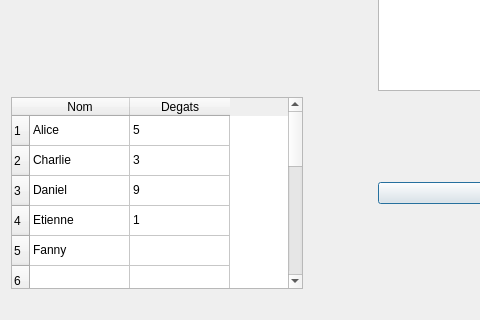
Ehonne/Valeurs-de-Shapley, file Forms/qplayerwindow.ui: the form before one commit; both pictures show x 0 to 480 and y 136 to 456 of the 645 by 456 pixel window.
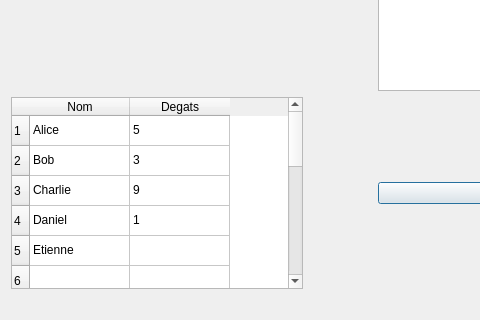
The form after the commit. Icons and pictures are not drawn.

What changed in the file:
```diff
--- a/Forms/qplayerwindow.ui
+++ b/Forms/qplayerwindow.ui
@@ -1603,7 +1603,7 @@
      </item>
      <item row="1" column="0">
       <property name="text">
-       <string>Charlie</string>
+       <string>Bob</string>
       </property>
      </item>
      <item row="1" column="1">
@@ -1613,7 +1613,7 @@
      </item>
      <item row="2" column="0">
       <property name="text">
-       <string>Daniel</string>
+       <string>Charlie</string>
       </property>
      </item>
      <item row="2" column="1">
@@ -1623,7 +1623,7 @@
      </item>
      <item row="3" column="0">
       <property name="text">
-       <string>Etienne</string>
+       <string>Daniel</string>
       </property>
      </item>
      <item row="3" column="1">
@@ -1633,7 +1633,7 @@
      </item>
      <item row="4" column="0">
       <property name="text">
-       <string>Fanny</string>
+       <string>Etienne</string>
       </property>
      </item>
     </widget>
```
Left out of the diff: 4 changed lines with no effect on the pictures.
